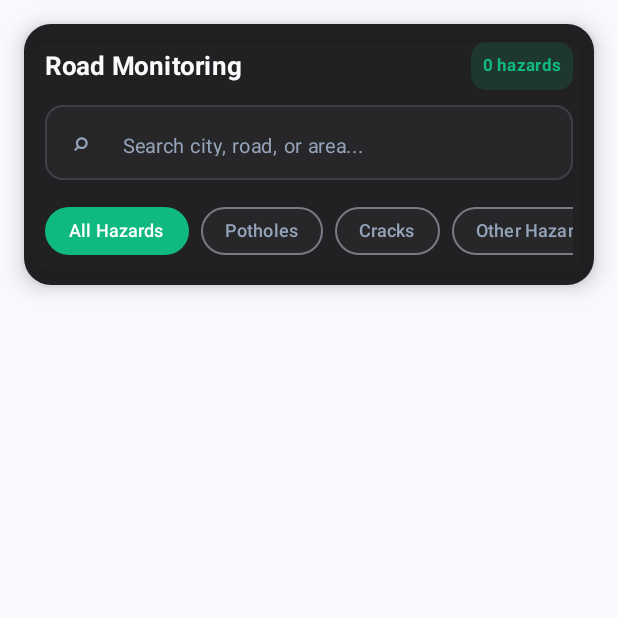
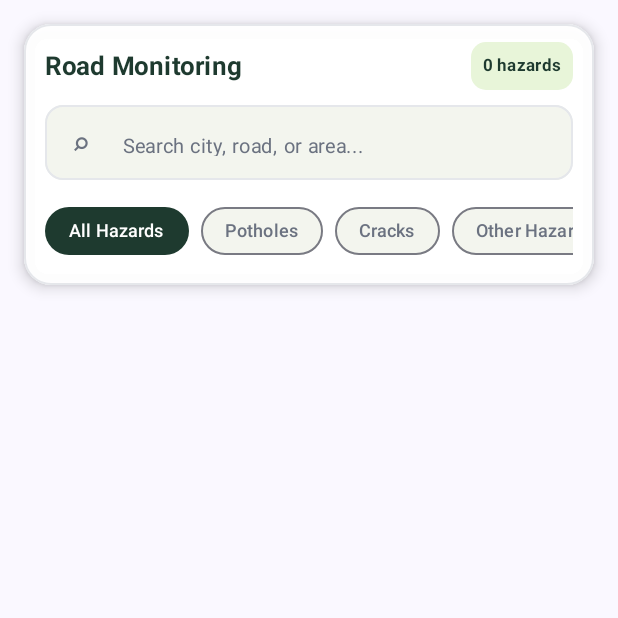
Before and after one commit to rushnanest-bit/RoadLens, an Android app built with Jetpack Compose: the composable MapTopFilterBar called with empty values, on a phone screen of 412 x 824 dp, the top half of it. Run offline under Robolectric (Android 15) with nearby library versions, the phone set to English and light mode, and no system bars; 4 statements that could not run were skipped.

Commit message:
feat(map): match map style and UI overlay colors to RoadLens forest green app theme

```diff
--- a/app/src/main/java/com/roadlens/app/ui/components/MapTopFilterBar.kt
+++ b/app/src/main/java/com/roadlens/app/ui/components/MapTopFilterBar.kt
@@ -1,5 +1,6 @@
 package com.roadlens.app.ui.components
 
+import androidx.compose.foundation.border
 import androidx.compose.foundation.horizontalScroll
 import androidx.compose.foundation.layout.*
 import androidx.compose.foundation.rememberScrollState
@@ -19,7 +20,7 @@ import androidx.compose.ui.unit.sp
 import com.roadlens.app.domain.model.MapFilterType
 
 /**
- * Professional dark-themed top overlay with location search and hazard category filter chips.
+ * Top overlay styled with RoadLens light forest-green theme with location search and hazard filter chips.
  * Strictly under 200 lines per project engineering rules.
  */
 @Composable
@@ -34,19 +35,20 @@ fun MapTopFilterBar(
     var searchQuery by remember { mutableStateOf("") }
     val focusManager = LocalFocusManager.current
 
-    val cardDark = Color(0xFF18181B)
-    val inputDark = Color(0xFF27272A)
-    val accentGreen = Color(0xFF10B981)
-    val textLight = Color(0xFFF8FAFC)
-    val textMuted = Color(0xFF94A3B8)
+    val brandGreen = Color(0xFF1E3A2F)
+    val softGreen = Color(0xFFE8F5D9)
+    val textPrimary = Color(0xFF1F2937)
+    val textSecondary = Color(0xFF6B7280)
+    val inputBackground = Color(0xFFF3F5EE)
 
     Surface(
         shape = RoundedCornerShape(18.dp),
-        color = cardDark.copy(alpha = 0.96f),
-        shadowElevation = 8.dp,
+        color = Color.White.copy(alpha = 0.96f),
+        shadowElevation = 6.dp,
         modifier = modifier
             .fillMaxWidth()
             .padding(top = 16.dp, start = 16.dp, end = 16.dp)
+            .border(1.dp, Color(0xFFE5E7EB), RoundedCornerShape(18.dp))
     ) {
         Column(modifier = Modifier.padding(horizontal = 14.dp, vertical = 12.dp)) {
             // Header Row: Title & Hazard Count Badge
@@ -59,17 +61,17 @@ fun MapTopFilterBar(
                     text = "Road Monitoring",
                     fontSize = 17.sp,
                     fontWeight = FontWeight.Bold,
-                    color = textLight
+                    color = brandGreen
                 )
                 Surface(
                     shape = RoundedCornerShape(10.dp),
-                    color = accentGreen.copy(alpha = 0.15f)
+                    color = softGreen
                 ) {
                     Text(
                         text = "$hazardCount ${if (hazardCount == 1) "hazard" else "hazards"}",
                         fontSize = 11.sp,
                         fontWeight = FontWeight.Bold,
-                        color = accentGreen,
+                        color = brandGreen,
                         modifier = Modifier.padding(horizontal = 8.dp, vertical = 4.dp)
                     )
                 }
@@ -81,7 +83,7 @@ fun MapTopFilterBar(
             OutlinedTextField(
                 value = searchQuery,
                 onValueChange = { searchQuery = it },
-                placeholder = { Text("Search city, road, or area...", fontSize = 13.sp, color = textMuted) },
+                placeholder = { Text("Search city, road, or area...", fontSize = 13.sp, color = textSecondary) },
                 singleLine = true,
                 keyboardOptions = KeyboardOptions(imeAction = ImeAction.Search),
                 keyboardActions = KeyboardActions(onSearch = {
@@ -89,28 +91,28 @@ fun MapTopFilterBar(
                     onSearchLocation(searchQuery)
                 }),
                 leadingIcon = {
-                    Text("⌕", fontSize = 16.sp, color = textMuted, fontWeight = FontWeight.Bold)
+                    Text("⌕", fontSize = 16.sp, color = textSecondary, fontWeight = FontWeight.Bold)
                 },
                 trailingIcon = {
                     if (isSearching) {
                         CircularProgressIndicator(
                             modifier = Modifier.size(16.dp),
-                            color = accentGreen,
+                            color = brandGreen,
                             strokeWidth = 2.dp
                         )
                     } else if (searchQuery.isNotBlank()) {
                         IconButton(onClick = { searchQuery = "" }) {
-                            Text("✕", fontSize = 13.sp, color = textMuted)
+                            Text("✕", fontSize = 13.sp, color = textSecondary)
                         }
                     }
                 },
                 colors = OutlinedTextFieldDefaults.colors(
-                    focusedTextColor = textLight,
-                    unfocusedTextColor = textLight,
-                    focusedContainerColor = inputDark,
-                    unfocusedContainerColor = inputDark,
-                    focusedBorderColor = accentGreen,
-                    unfocusedBorderColor = Color(0xFF3F3F46)
+                    focusedTextColor = textPrimary,
+                    unfocusedTextColor = textPrimary,
+                    focusedContainerColor = inputBackground,
+                    unfocusedContainerColor = inputBackground,
+                    focusedBorderColor = brandGreen,
+                    unfocusedBorderColor = Color(0xFFE5E7EB)
                 ),
                 shape = RoundedCornerShape(12.dp),
                 modifier = Modifier
@@ -138,10 +140,10 @@ fun MapTopFilterBar(
                         label = { Text(f.title, fontSize = 12.sp, fontWeight = FontWeight.SemiBold) },
                         shape = RoundedCornerShape(20.dp),
                         colors = FilterChipDefaults.filterChipColors(
-                            selectedContainerColor = accentGreen,
+                            selectedContainerColor = brandGreen,
                             selectedLabelColor = Color.White,
-                            containerColor = inputDark,
-                            labelColor = textMuted
+                            containerColor = inputBackground,
+                            labelColor = textSecondary
                         )
                     )
                 }
--- a/app/src/main/java/com/roadlens/app/ui/screens/HazardMapScreen.kt
+++ b/app/src/main/java/com/roadlens/app/ui/screens/HazardMapScreen.kt
@@ -3,7 +3,6 @@ package com.roadlens.app.ui.screens
 import android.Manifest
 import android.content.pm.PackageManager
 import android.widget.Toast
-import androidx.compose.foundation.border
 import androidx.compose.foundation.layout.*
 import androidx.compose.foundation.shape.CircleShape
 import androidx.compose.material3.FloatingActionButton
@@ -168,15 +167,14 @@ fun HazardMapScreen(
                     ?: LatLng(12.9716, 77.5946)
                 maplibreMapInstance?.animateCamera(CameraUpdateFactory.newLatLngZoom(target, 15.0))
             },
-            containerColor = Color(0xFF18181B),
+            containerColor = Color(0xFF1E3A2F),
             contentColor = Color.White,
             shape = CircleShape,
             modifier = Modifier
                 .align(Alignment.BottomEnd)
                 .padding(end = 16.dp, bottom = if (selectedHazard != null) 280.dp else 20.dp)
-                .border(1.dp, Color(0xFF10B981), CircleShape)
         ) {
-            Text("⌖", fontSize = 22.sp, fontWeight = FontWeight.Bold, color = Color(0xFF10B981))
+            Text("⌖", fontSize = 22.sp, fontWeight = FontWeight.Bold, color = Color(0xFFC7F284))
         }
 
         selectedHazard?.let { hazard ->
```
Also changed, not shown: app/src/main/java/com/roadlens/app/ui/components/HazardDetailCard.kt (+26 -25 lines), app/src/main/java/com/roadlens/app/ui/components/MapEmptyStateBadge.kt (+11 -11 lines), app/src/main/java/com/roadlens/app/ui/screens/RoadMapStyle.kt (+7 -6 lines).
